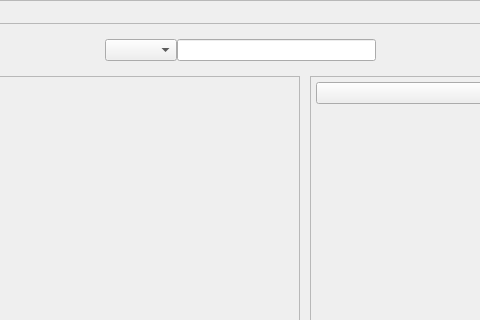
LaM0uette/MyDLG, file src/gui/ui/main.ui: the form before one commit; both pictures show x 224 to 704 and y 0 to 320 of the 1057 by 775 pixel window.
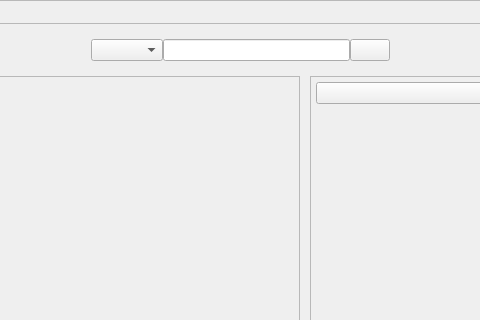
The form after the commit.

Diff of the .ui file:
```diff
--- a/src/gui/ui/main.ui
+++ b/src/gui/ui/main.ui
@@ -314,6 +314,9 @@
                 <item>
                  <widget class="QLineEdit" name="le_search_dlg"/>
                 </item>
+                <item>
+                 <widget class="QPushButton" name="pb_search_dlg"/>
+                </item>
                 <item>
                  <spacer name="horizontalSpacer_6">
                   <property name="orientation">
```
